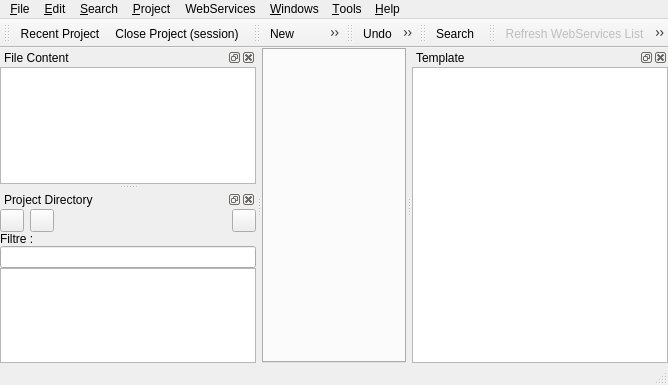
Old version of the form ui/mainform.ui in the repository phoenix741/xinx.
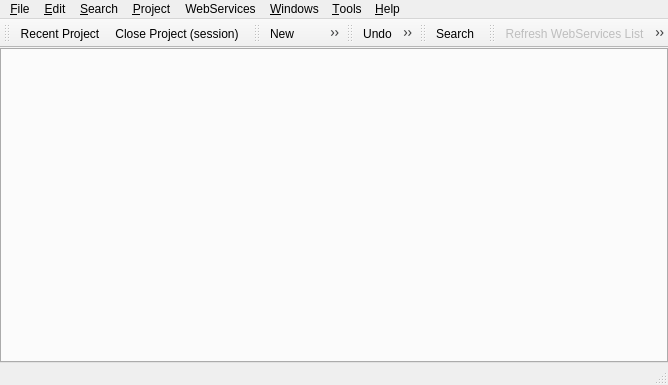
New version of the form. Icons and pictures are not drawn. Custom widgets are drawn as their Qt base class.

What changed in the file:
```diff
--- a/ui/mainform.ui
+++ b/ui/mainform.ui
@@ -216,116 +216,6 @@
    </attribute>
    <addaction name="m_searchAct" />
   </widget>
-  <widget class="QDockWidget" name="m_xslContentDock" >
-   <property name="windowTitle" >
-    <string>File Content</string>
-   </property>
-   <attribute name="dockWidgetArea" >
-    <number>1</number>
-   </attribute>
-   <widget class="QWidget" name="dockWidgetContents" >
-    <layout class="QGridLayout" >
-     <property name="margin" >
-      <number>0</number>
-     </property>
-     <property name="spacing" >
-      <number>6</number>
-     </property>
-     <item row="0" column="0" >
-      <widget class="QTreeView" name="m_xslContentTreeView" >
-       <property name="sortingEnabled" >
-        <bool>true</bool>
-       </property>
-      </widget>
-     </item>
-    </layout>
-   </widget>
-  </widget>
-  <widget class="QDockWidget" name="m_projectDirectoryDock" >
-   <property name="windowTitle" >
-    <string>Project Directory</string>
-   </property>
-   <attribute name="dockWidgetArea" >
-    <number>1</number>
-   </attribute>
-   <widget class="QWidget" name="dockWidgetContents_2" >
-    <layout class="QVBoxLayout" >
-     <property name="margin" >
-      <number>0</number>
-     </property>
-     <property name="spacing" >
-      <number>0</number>
-     </property>
-     <item>
-      <layout class="QHBoxLayout" >
-       <property name="margin" >
-        <number>0</number>
-       </property>
-       <property name="spacing" >
-        <number>6</number>
-       </property>
-       <item>
-        <widget class="QToolButton" name="m_updateProjectBtn" >
-         <property name="toolTip" >
-          <string>Update project</string>
-         </property>
-         <property name="icon" >
-          <iconset resource="../application.qrc" >:/images/kdesvnupdate.png</iconset>
-         </property>
-        </widget>
-       </item>
-       <item>
-        <widget class="QToolButton" name="m_commitProjectBtn" >
-         <property name="toolTip" >
-          <string>Commit project</string>
-         </property>
-         <property name="icon" >
-          <iconset resource="../application.qrc" >:/images/kdesvncommit.png</iconset>
-         </property>
-        </widget>
-       </item>
-       <item>
-        <spacer>
-         <property name="orientation" >
-          <enum>Qt::Horizontal</enum>
-         </property>
-         <property name="sizeHint" >
-          <size>
-           <width>141</width>
-           <height>20</height>
-          </size>
-         </property>
-        </spacer>
-       </item>
-       <item>
-        <widget class="QToolButton" name="m_flatListBtn" >
-         <property name="icon" >
-          <iconset resource="../application.qrc" >:/images/flatlist.png</iconset>
-         </property>
-        </widget>
-       </item>
-      </layout>
-     </item>
-     <item>
-      <widget class="QLabel" name="label" >
-       <property name="text" >
-        <string>Filtre :</string>
-       </property>
-      </widget>
-     </item>
-     <item>
-      <widget class="QLineEdit" name="m_filtreLineEdit" />
-     </item>
-     <item>
-      <widget class="QTreeView" name="m_projectDirectoryTreeView" >
-       <property name="selectionMode" >
-        <enum>QAbstractItemView::ExtendedSelection</enum>
-       </property>
-      </widget>
-     </item>
-    </layout>
-   </widget>
-  </widget>
   <widget class="QToolBar" name="m_webServicesToolBar" >
    <property name="windowTitle" >
     <string>WebServices Tool Bar</string>
@@ -339,27 +229,6 @@
    <addaction name="m_refreshWebServicesListAct" />
    <addaction name="m_callWebServicesAct" />
   </widget>
-  <widget class="QDockWidget" name="m_snipetDock" >
-   <property name="windowTitle" >
-    <string>Template</string>
-   </property>
-   <attribute name="dockWidgetArea" >
-    <number>2</number>
-   </attribute>
-   <widget class="QWidget" name="dockWidgetContents_3" >
-    <layout class="QGridLayout" >
-     <property name="margin" >
-      <number>0</number>
-     </property>
-     <property name="spacing" >
-      <number>6</number>
-     </property>
-     <item row="0" column="0" >
-      <widget class="QListView" name="m_TemplateListView" />
-     </item>
-    </layout>
-   </widget>
-  </widget>
   <action name="m_newAct" >
    <property name="icon" >
     <iconset resource="../application.qrc" >:/images/filenew.png</iconset>
```
Left out of the diff: 2 changed lines with no effect on the pictures.
